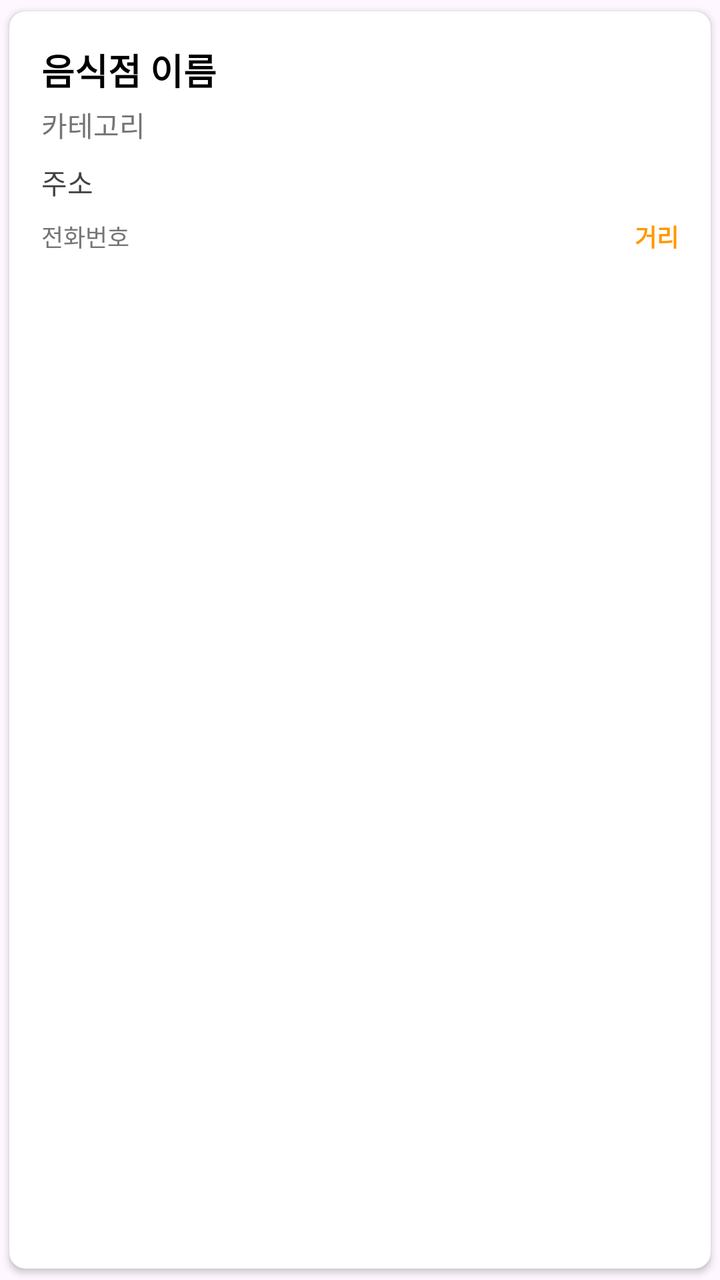
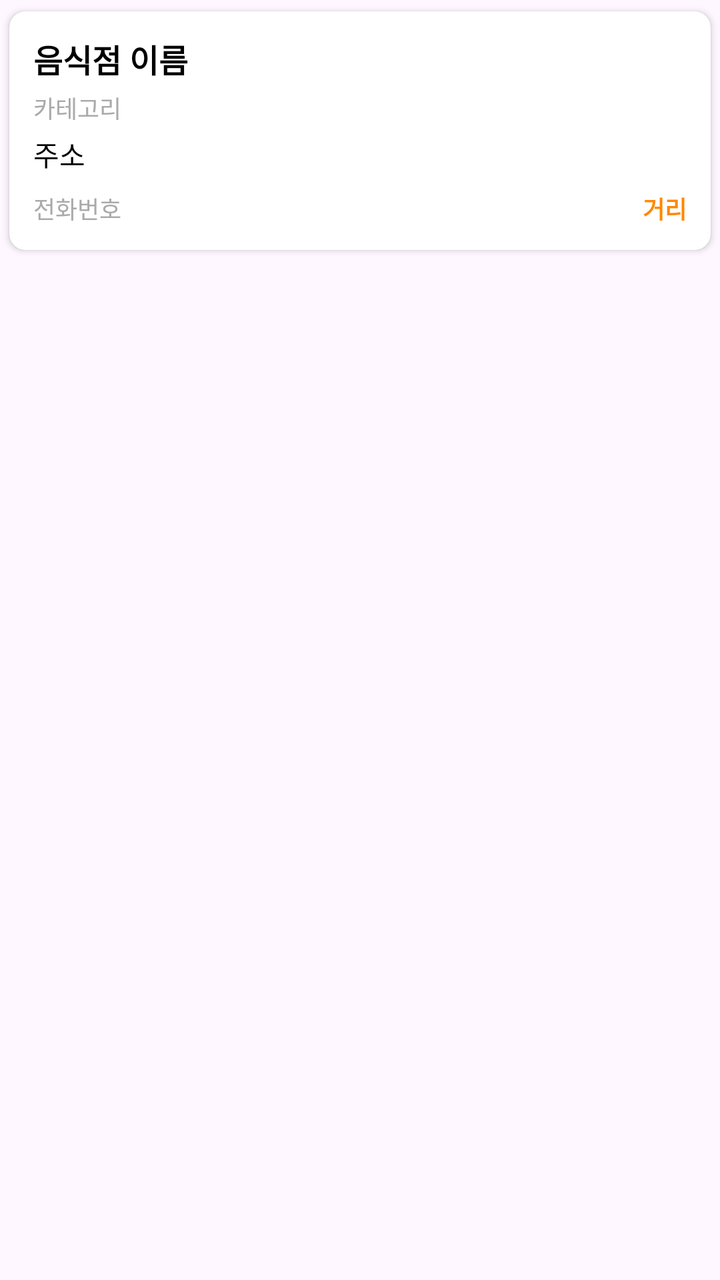

An Android layout rendered at two revisions. The XML below is the earlier revision; the diff shows what the commit changed to produce the second picture.
<!-- AndroidManifest.xml: application theme Theme.Molip_1st -->
<!-- res/layout/item_place.xml -->
<?xml version="1.0" encoding="utf-8"?>
<androidx.cardview.widget.CardView xmlns:android="http://schemas.android.com/apk/res/android"
    xmlns:app="http://schemas.android.com/apk/res-auto"
    android:id="@+id/itemCard"
    android:layout_width="match_parent"
    android:layout_height="wrap_content"
    android:layout_marginBottom="8dp"
    android:elevation="2dp"
    app:cardCornerRadius="8dp"
    app:cardUseCompatPadding="true">

    
    <androidx.cardview.widget.CardView
        android:id="@+id/leftSwipeBackground"
        android:layout_width="match_parent"
        android:layout_height="match_parent"
        android:background="#2196F3"
        android:visibility="gone"
        app:cardCornerRadius="8dp"
        android:gravity="center_vertical|end"
        android:paddingEnd="24dp"
        android:paddingStart="24dp">

        <TextView
            android:layout_width="wrap_content"
            android:layout_height="wrap_content"
            android:text="상세정보"
            android:textColor="@android:color/white"
            android:textSize="16sp"
            android:textStyle="bold" />
    </androidx.cardview.widget.CardView>

    
    <androidx.cardview.widget.CardView
        android:id="@+id/rightSwipeBackground"
        android:layout_width="match_parent"
        android:layout_height="match_parent"
        android:background="#4CAF50"
        android:visibility="gone"
        app:cardCornerRadius="8dp"
        android:gravity="center_vertical|start"
        android:paddingStart="24dp"
        android:paddingEnd="24dp">

        <TextView
            android:layout_width="wrap_content"
            android:layout_height="wrap_content"
            android:text="길찾기"
            android:textColor="@android:color/white"
            android:textSize="16sp"
            android:textStyle="bold" />
    </androidx.cardview.widget.CardView>

    
    <LinearLayout
        android:id="@+id/itemContent"
        android:layout_width="match_parent"
        android:layout_height="wrap_content"
        android:orientation="vertical"
        android:padding="16dp">

        
        <TextView
            android:id="@+id/placeNameText"
            android:layout_width="match_parent"
            android:layout_height="wrap_content"
            android:text="음식점 이름"
            android:textColor="@android:color/black"
            android:textSize="18sp"
            android:textStyle="bold"
            android:maxLines="1"
            android:ellipsize="end" />

        
        <TextView
            android:id="@+id/categoryText"
            android:layout_width="match_parent"
            android:layout_height="wrap_content"
            android:layout_marginTop="4dp"
            android:text="카테고리"
            android:textColor="#757575"
            android:textSize="14sp"
            android:maxLines="1"
            android:ellipsize="end" />

        
        <TextView
            android:id="@+id/addressText"
            android:layout_width="match_parent"
            android:layout_height="wrap_content"
            android:layout_marginTop="8dp"
            android:text="주소"
            android:textColor="#424242"
            android:textSize="14sp"
            android:maxLines="2"
            android:ellipsize="end" />

        
        <LinearLayout
            android:layout_width="match_parent"
            android:layout_height="wrap_content"
            android:layout_marginTop="8dp"
            android:orientation="horizontal"
            android:gravity="center_vertical">

            <TextView
                android:id="@+id/phoneText"
                android:layout_width="0dp"
                android:layout_height="wrap_content"
                android:layout_weight="1"
                android:text="전화번호"
                android:textColor="#757575"
                android:textSize="12sp"
                android:maxLines="1"
                android:ellipsize="end" />

            <TextView
                android:id="@+id/distanceText"
                android:layout_width="wrap_content"
                android:layout_height="wrap_content"
                android:text="거리"
                android:textColor="#FF9800"
                android:textSize="12sp"
                android:textStyle="bold" />
        </LinearLayout>
    </LinearLayout>
</androidx.cardview.widget.CardView>
<!-- resources referenced by this layout -->
<resources>
  <style name="Theme.Molip_1st" parent="Base.Theme.Molip_1st" />
  <style name="Base.Theme.Molip_1st" parent="Theme.Material3.DayNight.NoActionBar">
          
          
      </style>
</resources>

<!-- the commit's change to res/layout/item_place.xml (unified diff, before → after) -->
@@ -1,33 +1,41 @@
 <?xml version="1.0" encoding="utf-8"?>
-<androidx.cardview.widget.CardView xmlns:android="http://schemas.android.com/apk/res/android"
+<FrameLayout xmlns:android="http://schemas.android.com/apk/res/android"
     xmlns:app="http://schemas.android.com/apk/res-auto"
-    android:id="@+id/itemCard"
     android:layout_width="match_parent"
     android:layout_height="wrap_content"
-    android:layout_marginBottom="8dp"
-    android:elevation="2dp"
-    app:cardCornerRadius="8dp"
-    app:cardUseCompatPadding="true">
+    android:layout_margin="8dp">
 
+    
     
     <androidx.cardview.widget.CardView
         android:id="@+id/leftSwipeBackground"
         android:layout_width="match_parent"
         android:layout_height="match_parent"
-        android:background="#2196F3"
+        android:layout_gravity="center"
         android:visibility="gone"
+        app:cardBackgroundColor="#FF9800"
         app:cardCornerRadius="8dp"
-        android:gravity="center_vertical|end"
-        android:paddingEnd="24dp"
-        android:paddingStart="24dp">
-
-        <TextView
-            android:layout_width="wrap_content"
-            android:layout_height="wrap_content"
-            android:text="상세정보"
-            android:textColor="@android:color/white"
-            android:textSize="16sp"
-            android:textStyle="bold" />
+        app:cardElevation="0dp"
+        app:cardUseCompatPadding="true">
+        <LinearLayout
+            android:layout_width="match_parent"
+            android:layout_height="match_parent"
+            android:gravity="center_vertical|end"
+            android:orientation="horizontal"
+            android:paddingEnd="24dp"
+            android:paddingStart="24dp">
+            <TextView
+                android:layout_width="wrap_content"
+                android:layout_height="wrap_content"
+                android:text="상세정보"
+                android:textColor="@android:color/white"
+                android:textSize="20sp"
+                android:textStyle="bold"
+                android:shadowColor="#80000000"
+                android:shadowDx="2"
+                android:shadowDy="2"
+                android:shadowRadius="3" />
+        </LinearLayout>
     </androidx.cardview.widget.CardView>
 
     
@@ -35,93 +43,110 @@
         android:id="@+id/rightSwipeBackground"
         android:layout_width="match_parent"
         android:layout_height="match_parent"
-        android:background="#4CAF50"
+        android:layout_gravity="center"
         android:visibility="gone"
+        app:cardBackgroundColor="#FF9800"
         app:cardCornerRadius="8dp"
-        android:gravity="center_vertical|start"
-        android:paddingStart="24dp"
-        android:paddingEnd="24dp">
-
-        <TextView
-            android:layout_width="wrap_content"
-            android:layout_height="wrap_content"
-            android:text="길찾기"
-            android:textColor="@android:color/white"
-            android:textSize="16sp"
-            android:textStyle="bold" />
+        app:cardElevation="0dp"
+        app:cardUseCompatPadding="true">
+        <LinearLayout
+            android:layout_width="match_parent"
+            android:layout_height="match_parent"
+            android:gravity="center_vertical|start"
+            android:orientation="horizontal"
+            android:paddingStart="24dp"
+            android:paddingEnd="24dp">
+            <TextView
+                android:layout_width="wrap_content"
+                android:layout_height="wrap_content"
+                android:text="길찾기"
+                android:textColor="@android:color/white"
+                android:textSize="20sp"
+                android:textStyle="bold"
+                android:shadowColor="#80000000"
+                android:shadowDx="2"
+                android:shadowDy="2"
+                android:shadowRadius="3" />
+        </LinearLayout>
     </androidx.cardview.widget.CardView>
 
     
-    <LinearLayout
-        android:id="@+id/itemContent"
+    <androidx.cardview.widget.CardView
+        android:id="@+id/itemCard"
         android:layout_width="match_parent"
         android:layout_height="wrap_content"
-        android:orientation="vertical"
-        android:padding="16dp">
+        android:elevation="5dp"
+        app:cardCornerRadius="8dp"
+        app:cardUseCompatPadding="true">
 
-        
-        <TextView
-            android:id="@+id/placeNameText"
+        <LinearLayout
+            android:id="@+id/itemContent"
             android:layout_width="match_parent"
             android:layout_height="wrap_content"
-            android:text="음식점 이름"
-            android:textColor="@android:color/black"
-            android:textSize="18sp"
-            android:textStyle="bold"
-            android:maxLines="1"
-            android:ellipsize="end" />
+            android:orientation="vertical"
+            android:padding="12dp"
+            android:background="?android:attr/selectableItemBackground">
 
-        
-        <TextView
-            android:id="@+id/categoryText"
-            android:layout_width="match_parent"
-            android:layout_height="wrap_content"
-            android:layout_marginTop="4dp"
-            android:text="카테고리"
-            android:textColor="#757575"
-            android:textSize="14sp"
-            android:maxLines="1"
-            android:ellipsize="end" />
+            
+            <TextView
+                android:id="@+id/placeNameText"
+                android:layout_width="match_parent"
+                android:layout_height="wrap_content"
+                android:text="음식점 이름"
+                android:textSize="16sp"
+                android:textStyle="bold"
+                android:textColor="@android:color/black" />
 
-        
-        <TextView
-            android:id="@+id/addressText"
-            android:layout_width="match_parent"
-            android:layout_height="wrap_content"
-            android:layout_marginTop="8dp"
-            android:text="주소"
-            android:textColor="#424242"
-            android:textSize="14sp"
-            android:maxLines="2"
-            android:ellipsize="end" />
+            
+            <TextView
+                android:id="@+id/categoryText"
+                android:layout_width="wrap_content"
+                android:layout_height="wrap_content"
+                android:layout_marginTop="4dp"
+                android:text="카테고리"
+                android:textSize="12sp"
+                android:textColor="@android:color/darker_gray" />
 
-        
-        <LinearLayout
-            android:layout_width="match_parent"
-            android:layout_height="wrap_content"
-            android:layout_marginTop="8dp"
-            android:orientation="horizontal"
-            android:gravity="center_vertical">
-
+            
             <TextView
-                android:id="@+id/phoneText"
-                android:layout_width="0dp"
+                android:id="@+id/addressText"
+                android:layout_width="match_parent"
                 android:layout_height="wrap_content"
-                android:layout_weight="1"
-                android:text="전화번호"
-                android:textColor="#757575"
-                android:textSize="12sp"
-                android:maxLines="1"
+                android:layout_marginTop="4dp"
+                android:text="주소"
+                android:textSize="14sp"
+                android:textColor="@android:color/black"
+                android:maxLines="2"
                 android:ellipsize="end" />
 
-            <TextView
-                android:id="@+id/distanceText"
-                android:layout_width="wrap_content"
+            
+            <LinearLayout
+                android:layout_width="match_parent"
                 android:layout_height="wrap_content"
-                android:text="거리"
-                android:textColor="#FF9800"
-                android:textSize="12sp"
-                android:textStyle="bold" />
+                android:layout_marginTop="8dp"
+                android:orientation="horizontal"
+                android:gravity="center_vertical">
+
+                <TextView
+                    android:id="@+id/phoneText"
+                    android:layout_width="0dp"
+                    android:layout_height="wrap_content"
+                    android:layout_weight="1"
+                    android:text="전화번호"
+                    android:textSize="12sp"
+                    android:textColor="@android:color/darker_gray"
+                    android:maxLines="1"
+                    android:ellipsize="end" />
+
+                <TextView
+                    android:id="@+id/distanceText"
+                    android:layout_width="wrap_content"
+                    android:layout_height="wrap_content"
+                    android:text="거리"
+                    android:textSize="12sp"
+                    android:textStyle="bold"
+                    android:textColor="@android:color/holo_orange_dark" />
+            </LinearLayout>
         </LinearLayout>
-    </LinearLayout>
-</androidx.cardview.widget.CardView>
+    </androidx.cardview.widget.CardView>
+</FrameLayout>
